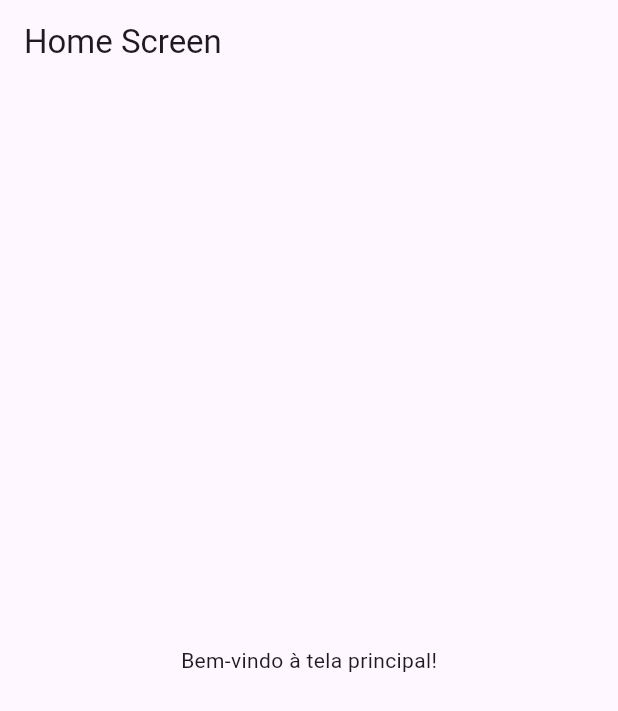
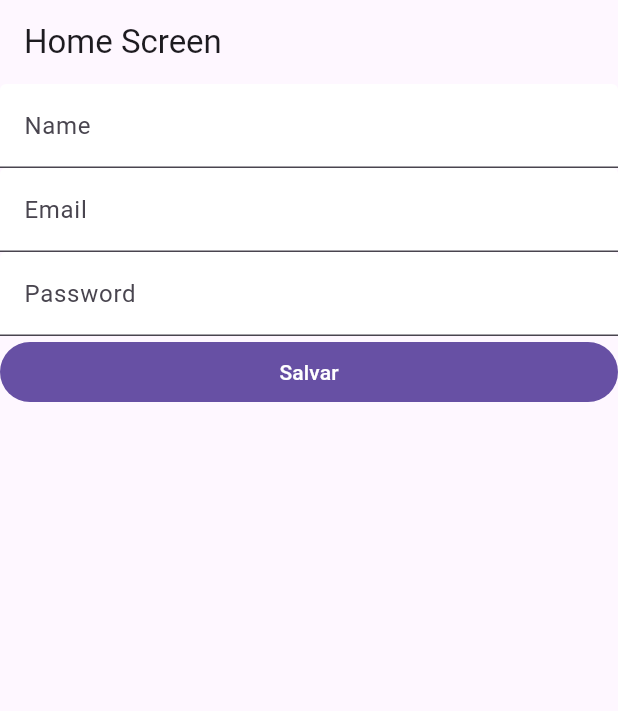
Before and after one commit to luidsonl/Exercicios-Flutter, a Flutter app: the screen it shows after launch, on a phone screen of 412 x 824 dp. Shown: the top 711 px of the screen. Run offline on Flutter 3.47's test engine with Material 3 defaults, Android fonts, the phone set to English and light mode, and no system bars.

Commit message:
CRUD em flutter - part 2 (formulario usuario)

```diff
--- a/crud/lib/providers/user_provider.dart
+++ b/crud/lib/providers/user_provider.dart
@@ -16,7 +16,7 @@ class UserProvider extends InheritedWidget {
   }
 
   @override
-  bool updateShouldNotify(UserProvider widget) {
+  bool updateShouldNotify(UserProvider oldWidget) {
     return true;
   }
 }
--- a/crud/lib/screens/home_screen.dart
+++ b/crud/lib/screens/home_screen.dart
@@ -1,4 +1,5 @@
 // lib/screens/home_screen.dart
+import 'package:crud/widgets/user_form.dart';
 import 'package:flutter/material.dart';
 
 class HomeScreen extends StatelessWidget {
@@ -11,7 +12,7 @@ class HomeScreen extends StatelessWidget {
         title: const Text('Home Screen'),
       ),
       body: const Center(
-        child: Text('Bem-vindo à tela principal!'),
+        child: UserForm(),
       ),
     );
   }
--- /dev/null
+++ b/crud/lib/widgets/field_form.dart
@@ -0,0 +1,27 @@
+import 'package:flutter/material.dart';
+
+class FieldForm extends StatelessWidget {
+  final String label;
+  final bool isPassword;
+  final TextEditingController controller;
+
+  const FieldForm({
+    required this.label,
+    required this.isPassword,
+    required this.controller,
+    super.key,
+  });
+
+  @override
+  Widget build(BuildContext context) {
+    return TextFormField(
+      obscureText: isPassword,
+      controller: controller,
+      decoration: InputDecoration(
+        filled: true,
+        fillColor: Colors.white,
+        labelText: label,
+      ),
+    );
+  }
+}
--- /dev/null
+++ b/crud/lib/widgets/user_form.dart
@@ -0,0 +1,44 @@
+import 'package:crud/widgets/field_form.dart';
+import 'package:flutter/material.dart';
+
+class UserForm extends StatefulWidget {
+  const UserForm({super.key});
+
+  @override
+  State<UserForm> createState() => _UserFormState();
+}
+
+class _UserFormState extends State<UserForm> {
+  TextEditingController controllerName = TextEditingController();
+  TextEditingController controllerEmail = TextEditingController();
+  TextEditingController controllerPassword = TextEditingController();
+
+  @override
+  Widget build(BuildContext context) {
+    return Center(
+      child: Column(
+        children: [
+          FieldForm(
+              label: 'Name', isPassword: false, controller: controllerName),
+          FieldForm(
+              label: 'Email', isPassword: false, controller: controllerEmail),
+          FieldForm(
+              label: 'Password',
+              isPassword: true,
+              controller: controllerPassword),
+          SizedBox(
+            width: double.infinity,
+            child: TextButton(
+              onPressed: () {},
+              style: ButtonStyle(
+                  backgroundColor:
+                      MaterialStateProperty.all(Theme.of(context).primaryColor),
+                  foregroundColor: MaterialStateProperty.all(Colors.white)),
+              child: const Text('Salvar'),
+            ),
+          )
+        ],
+      ),
+    );
+  }
+}
```
